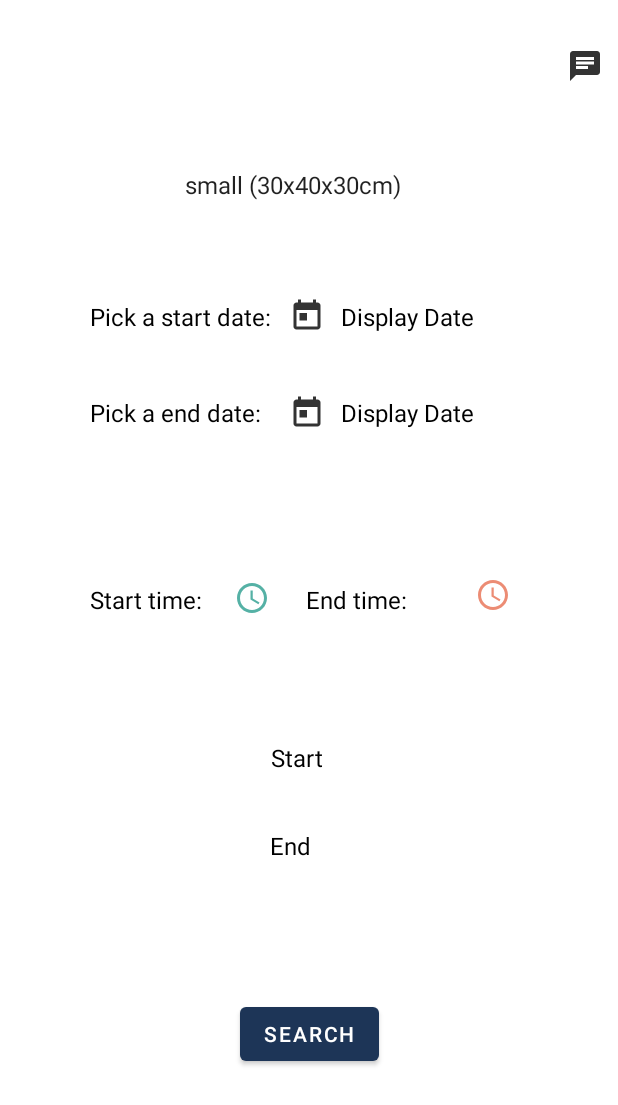
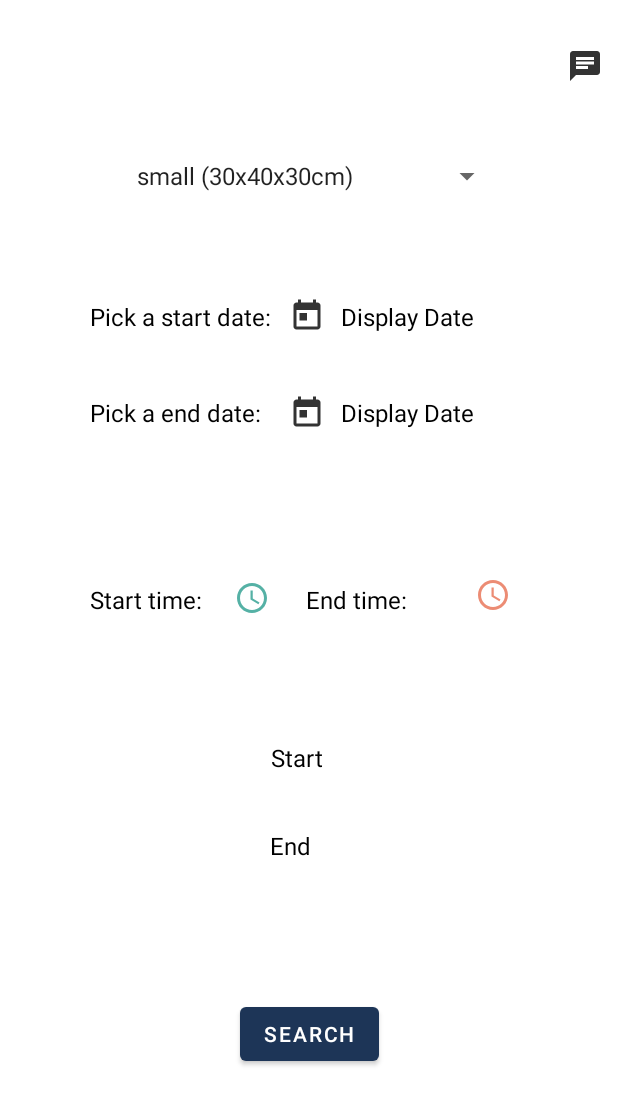
Before and after one commit to thedreamer67/LockerX, an Android app: the BookingActivity screen opened directly, with no data from a screen before it, on a phone screen of 412 x 824 dp. Shown: the top 1105 px of the screen. Run offline under Robolectric (Android 15) with nearby library versions, the phone set to English and light mode, and no system bars; our stand-ins replace Firebase (no records; nobody signed in at launch, a user with empty details on screens opened directly).

Commit message:
Booking activity

```diff
--- a/app/src/main/java/com/example/lockerxlogin/BookingActivity.java
+++ b/app/src/main/java/com/example/lockerxlogin/BookingActivity.java
@@ -21,6 +21,8 @@ import java.time.LocalTime;
 import java.util.*;
 import com.example.lockerxlogin.ui.BookingViewModel;
 
+import android.widget.AdapterView;
+import android.widget.ArrayAdapter;
 import android.widget.Button;
 import android.widget.ImageButton;
 import android.widget.TextView;
@@ -70,6 +72,7 @@ public class BookingActivity extends AppCompatActivity implements View.OnClickLi
     FirebaseAuth fAuth;
     FirebaseUser FBuser;
     String postal;
+    String size;
 
 
 
@@ -82,7 +85,7 @@ public class BookingActivity extends AppCompatActivity implements View.OnClickLi
         super.onCreate(savedInstanceState);
         setContentView(R.layout.activity_booking);
 
-
+        BspinnerSize = findViewById(R.id.lockerSize);
         BstartBtn = findViewById(R.id.sBtn);
         BendBtn = findViewById(R.id.endBtn);
         BdateBtnStart = findViewById(R.id.dateBtnStart);
@@ -119,6 +122,33 @@ public class BookingActivity extends AppCompatActivity implements View.OnClickLi
         BcurrentLocation.setText(title);
 
         Toast.makeText(BookingActivity.this,title +"here", Toast.LENGTH_LONG).show();
+
+        ArrayAdapter<String> myAdapter = new ArrayAdapter<String>(BookingActivity.this,
+                android.R.layout.simple_list_item_1, getResources().getStringArray(R.array.size));
+        myAdapter.setDropDownViewResource(android.R.layout.simple_spinner_dropdown_item);
+        BspinnerSize.setAdapter(myAdapter);
+        BspinnerSize.setOnItemSelectedListener(new AdapterView.OnItemSelectedListener(){
+            @Override
+            public void onItemSelected(AdapterView<?> parentView, View selectedItemView, int position, long id) {
+                // your code here
+                if (BspinnerSize.getSelectedItem().toString().equals("small (30x40x30cm)")) {
+                    size = "S";
+                }
+                if (BspinnerSize.getSelectedItem().toString().equals("medium (40x50x40cm)")) {
+                   size = "M";
+                }
+                if (BspinnerSize.getSelectedItem().toString().equals("large (60x60x60cm)")) {
+                    size = "L";
+                }
+            }
+
+            @Override
+            public void onNothingSelected(AdapterView<?> parentView) {
+                // your code here
+                size = "S";
+                return;
+            }
+        });
     }
 
 
--- a/app/src/main/res/layout/activity_booking.xml
+++ b/app/src/main/res/layout/activity_booking.xml
@@ -108,18 +108,16 @@
         app:layout_constraintVertical_bias="0.060000002" />
 
     <Spinner
-        android:id="@+id/spinnerSize"
-        android:layout_width="wrap_content"
-        android:layout_height="wrap_content"
-        android:background="@color/white"
-        android:entries="@array/size"
+        android:id="@+id/lockerSize"
+        android:layout_width="260dp"
+        android:layout_height="29dp"
         android:spinnerMode="dropdown"
         app:layout_constraintBottom_toBottomOf="parent"
         app:layout_constraintEnd_toEndOf="parent"
         app:layout_constraintHorizontal_bias="0.497"
         app:layout_constraintStart_toStartOf="parent"
         app:layout_constraintTop_toTopOf="parent"
-        app:layout_constraintVertical_bias="0.13999999" />
+        app:layout_constraintVertical_bias="0.129" />
 
     <ImageButton
         android:id="@+id/dateBtnStart"
@@ -155,6 +153,7 @@
         android:layout_height="wrap_content"
         android:background="@color/white"
         android:src="@drawable/endime"
+        android:visibility="visible"
         app:layout_constraintBottom_toBottomOf="parent"
         app:layout_constraintEnd_toEndOf="parent"
         app:layout_constraintHorizontal_bias="0.816"
@@ -198,6 +197,7 @@
         android:layout_marginLeft="68dp"
         android:background="@color/white"
         android:src="@drawable/startime"
+        android:visibility="visible"
         app:layout_constraintBottom_toBottomOf="parent"
         app:layout_constraintEnd_toEndOf="parent"
         app:layout_constraintHorizontal_bias="0.275"
```
